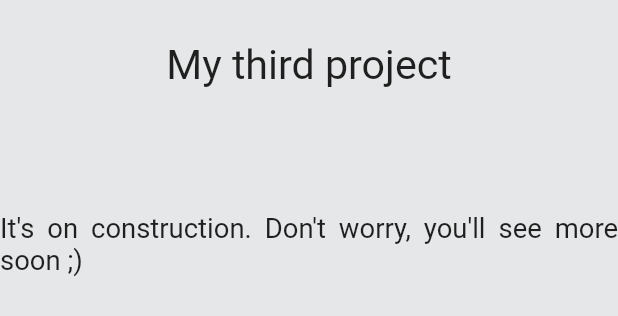
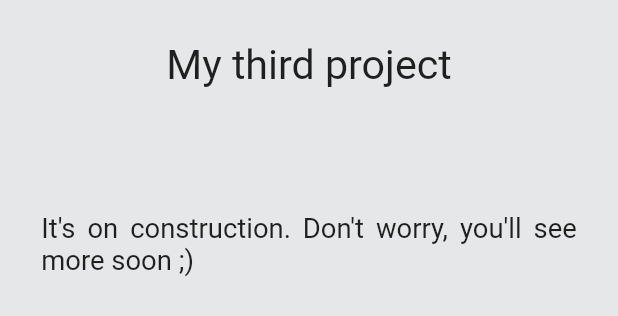
Before and after one commit to Dimg72/portfolio_dimitri, a Flutter app: the ThirdProjectPage widget shown alone on an empty page, opened directly, on a phone screen of 412 x 824 dp. Shown: the top 316 px of the screen. Run offline on Flutter 3.47's test engine with Material 2 defaults, Android fonts, the phone set to English and light mode, and no system bars; our stand-ins replace carousel_slider, percent_indicator, scroll_snap_list, smooth_page_indicator.

Commit message:
modif sized project

```diff
--- a/lib/screens/pages_projects/second_project_page.dart
+++ b/lib/screens/pages_projects/second_project_page.dart
@@ -26,7 +26,7 @@ class SecondProjectPage extends StatelessWidget {
 
             SizedBox(height: sizeHeigth/10,),
             Container(
-              width: sizeWidth/4,
+              width: sizeHeigth/3,
               height: sizeHeigth/4,
               decoration: BoxDecoration(
                 color: Colors.white,
--- a/lib/screens/pages_projects/third_project_page.dart
+++ b/lib/screens/pages_projects/third_project_page.dart
@@ -11,15 +11,22 @@ class ThirdProjectPage extends StatelessWidget {
     double sizeWidth = MediaQuery.of(context).size.width;
     return Container(
       child: Column(
+        crossAxisAlignment: CrossAxisAlignment.center,
         children: [
           Padding(
                   padding: EdgeInsets.only(top : sizeHeigth/30),
                   child: Text("My third project", style : TextStyle( fontSize: sizeHeigth/30,),),
                 ),
-            SizedBox(height: sizeHeigth/10,),
-            Text("It's on construction. Don't worry, you'll see more soon ;)",
-              style : TextStyle( fontSize: sizeHeigth/45),
-              textAlign: TextAlign.justify,)
+          SizedBox(height: sizeHeigth/10,),
+
+          Padding(
+            padding: EdgeInsets.symmetric(horizontal: sizeWidth/15),
+            child: Text("It's on construction. Don't worry, you'll see more soon ;)",
+              style : TextStyle(fontSize: sizeHeigth/45),
+              textAlign: TextAlign.justify,
+            ),
+          ),
+
         ],
       ),
     );
```
